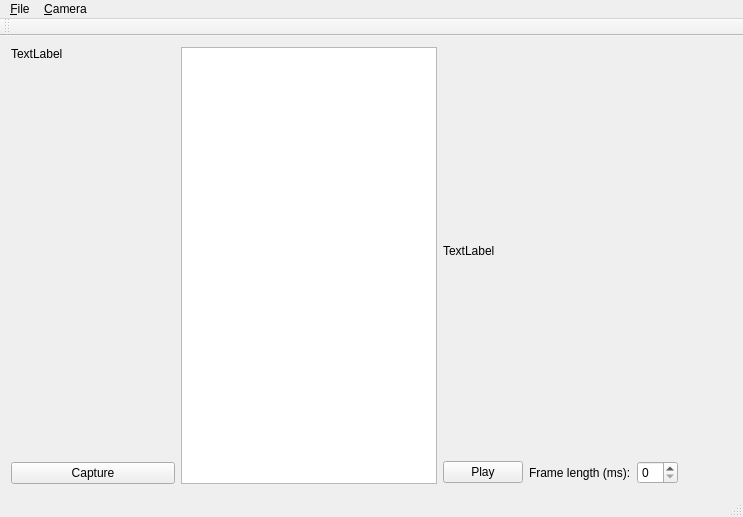
First picture: the form in source/mainwindow.ui, repository itai2/stopmotion, before the edit.
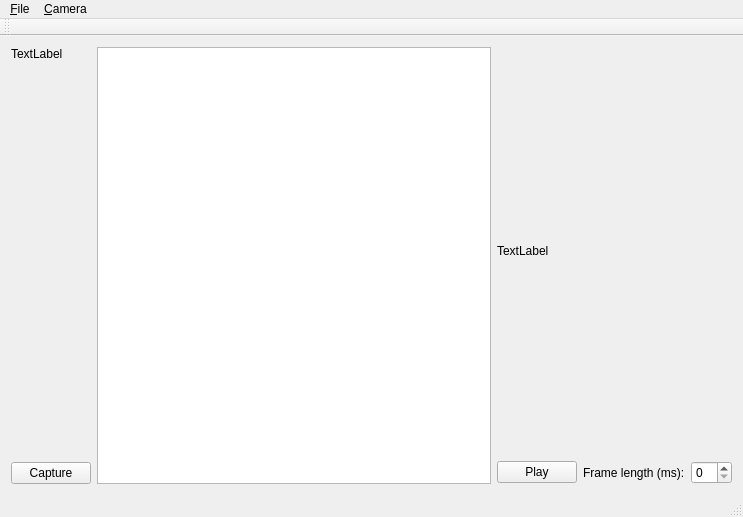
Second picture: the form after the edit. Custom widgets are drawn as their Qt base class.

Commit message: different setup

What changed in the file:
```diff
--- a/source/mainwindow.ui
+++ b/source/mainwindow.ui
@@ -14,7 +14,7 @@
    <string>MainWindow</string>
   </property>
   <widget class="QWidget" name="centralWidget">
-   <layout class="QHBoxLayout" name="horizontalLayout_2" stretch="3,0,1,1">
+   <layout class="QHBoxLayout" name="horizontalLayout_2">
     <item>
      <layout class="QVBoxLayout" name="verticalLayout" stretch="0,1,0">
       <item>
@@ -43,6 +43,11 @@
      <widget class="QListWidget" name="_imageIconList"/>
     </item>
     <item>
+     <layout class="QVBoxLayout" name="verticalLayout_3" stretch="0,1">
+      <item>
+       <layout class="QVBoxLayout" name="_cameraSettingsLayout"/>
+      </item>
+      <item>
      <layout class="QVBoxLayout" name="verticalLayout_2" stretch="1,0">
       <item>
        <widget class="QLabel" name="_movie">
@@ -77,8 +82,7 @@
       </item>
      </layout>
     </item>
-    <item>
-     <layout class="QVBoxLayout" name="_cameraSettingsLayout"/>
+     </layout>
     </item>
    </layout>
   </widget>
```
Lines whose indentation alone changed are shown as unchanged. The commit also changes 1 other file.
